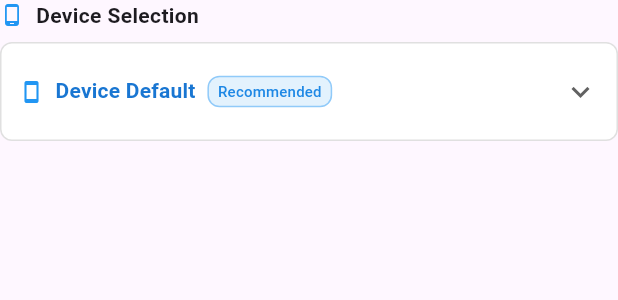
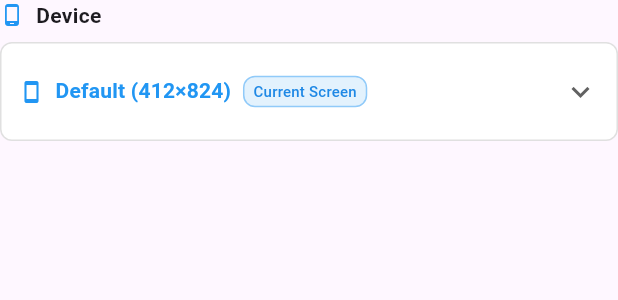
Before and after one commit to wajahatiqbal22/flutter_responsive_debugger, a Flutter app: the DeviceDropdown widget shown alone on an empty page, opened directly, on a phone screen of 412 x 824 dp. Shown: the top 300 px of the screen. Run offline on Flutter 3.47's test engine with Material 3 defaults, Android fonts, the phone set to English and light mode, and no system bars.

Commit message:
bug fixes

```diff
--- a/lib/src/core/debugger_controller.dart
+++ b/lib/src/core/debugger_controller.dart
@@ -19,6 +19,9 @@ class DebuggerController extends ChangeNotifier {
   bool get isVisible => _isVisible;
   bool get isPanelOpen => _isPanelOpen;
   DeviceConfig? get selectedDevice => _selectedDevice;
+
+  /// Whether the current device is the default (actual screen size)
+  bool get isDefaultDevice => _selectedDevice == null;
   DebugOrientation get orientation => _orientation;
   double get fontScale => _fontScale;
   bool get showLayoutBounds => _showLayoutBounds;
@@ -93,10 +96,18 @@ class DebuggerController extends ChangeNotifier {
   }
 
   /// Set the selected device
+  /// Sets the current device configuration
+  /// If [device] is null, resets to the default (actual screen size)
   void setDevice(DeviceConfig? device) {
+    if (device == _selectedDevice) return;
     _selectedDevice = device;
     _customSize = null; // Clear custom size when selecting a preset
     notifyListeners();
+  }
+
+  /// Resets to the default device (actual screen size)
+  void resetToDefault() {
+    setDevice(null);
   }
 
   /// Set custom screen size
--- a/lib/src/overlay/components/device_dropdown.dart
+++ b/lib/src/overlay/components/device_dropdown.dart
@@ -4,6 +4,14 @@ import 'package:provider/provider.dart';
 import '../../core/debugger_controller.dart';
 import '../../core/devices.dart';
 import '../../core/enums.dart';
+
+// Special key for the default device option
+const String _defaultDeviceKey = 'DEFAULT_DEVICE';
+
+// Extension to handle default device case
+extension _DeviceConfigX on DeviceConfig? {
+  String get dropdownKey => this?.name ?? _defaultDeviceKey;
+}
 
 /// A professional dropdown component for device selection
 /// Organizes devices by category with proper visual hierarchy
@@ -21,9 +29,9 @@ class DeviceDropdown extends StatelessWidget {
               children: [
                 const Icon(Icons.phone_android, size: 16, color: Colors.blue),
                 const SizedBox(width: 8),
-                Text(
-                  DebuggerSection.deviceSelection.displayName,
-                  style: const TextStyle(
+                const Text(
+                  'Device',
+                  style: TextStyle(
                     fontWeight: FontWeight.bold,
                     fontSize: 14,
                   ),
@@ -42,7 +50,11 @@ class DeviceDropdown extends StatelessWidget {
     );
   }
 
-  Widget _buildDeviceDropdown(BuildContext context, DebuggerController controller) {
+  Widget _buildDeviceDropdown(
+      BuildContext context, DebuggerController controller) {
+    // Get the current screen size for the default option
+    final screenSize = MediaQuery.of(context).size;
+
     return Container(
       width: double.infinity,
       padding: const EdgeInsets.symmetric(horizontal: 12, vertical: 8),
@@ -52,15 +64,22 @@ class DeviceDropdown extends StatelessWidget {
         color: Colors.white,
       ),
       child: DropdownButtonHideUnderline(
-        child: DropdownButton<DeviceConfig>(
-          value: controller.selectedDevice,
+        child: DropdownButton<String>(
+          value: controller.selectedDevice?.dropdownKey ?? _defaultDeviceKey,
           hint: const Text('Select a device...'),
           isExpanded: true,
           icon: const Icon(Icons.keyboard_arrow_down),
-          items: _buildDropdownItems(),
-          onChanged: (device) {
+          items: _buildDropdownItems(screenSize),
+          onChanged: (String? newKey) {
+            if (newKey == _defaultDeviceKey) {
+              // Reset to default (current screen size)
+              controller.setDevice(null);
+            } else {
+              // Find the selected device
+              final device = _findDeviceByKey(newKey);
               if (device != null) {
                 controller.setDevice(device);
+              }
             }
           },
         ),
@@ -68,13 +87,35 @@ class DeviceDropdown extends StatelessWidget {
     );
   }
 
-  List<DropdownMenuItem<DeviceConfig>> _buildDropdownItems() {
-    final List<DropdownMenuItem<DeviceConfig>> items = [];
+  // Find device by its dropdown key
+  DeviceConfig? _findDeviceByKey(String? key) {
+    if (key == null || key == _defaultDeviceKey) return null;
+    return Devices.allDevicesList.firstWhere(
+      (device) => device.dropdownKey == key,
+      orElse: () => Devices.phones.first,
+    );
+  }
+
+  List<DeviceConfig> _getDevicesForCategory(DeviceCategory category) {
+    switch (category) {
+      case DeviceCategory.phone:
+        return Devices.phones;
+      case DeviceCategory.tablet:
+        return Devices.tablets;
+      case DeviceCategory.desktop:
+        return Devices.desktops;
+      default:
+        return [];
+    }
+  }
+
+  List<DropdownMenuItem<String>> _buildDropdownItems(Size screenSize) {
+    final items = <DropdownMenuItem<String>>[];
 
     // Add default device option
     items.add(
-      DropdownMenuItem<DeviceConfig>(
-        value: null,
+      DropdownMenuItem<String>(
+        value: _defaultDeviceKey,
         child: Container(
           padding: const EdgeInsets.symmetric(vertical: 8),
           child: Row(
@@ -82,11 +123,11 @@ class DeviceDropdown extends StatelessWidget {
               const Icon(Icons.smartphone, size: 16, color: Colors.blue),
               const SizedBox(width: 8),
               Text(
-                'Device Default',
-                style: TextStyle(
+                'Default (${screenSize.width.toInt()}×${screenSize.height.toInt()})',
+                style: const TextStyle(
                   fontSize: 14,
                   fontWeight: FontWeight.w600,
-                  color: Colors.blue.shade700,
+                  color: Colors.blue,
                 ),
               ),
               const SizedBox(width: 8),
@@ -98,7 +139,7 @@ class DeviceDropdown extends StatelessWidget {
                   border: Border.all(color: Colors.blue.shade200),
                 ),
                 child: Text(
-                  'Recommended',
+                  'Current Screen',
                   style: TextStyle(
                     fontSize: 10,
                     color: Colors.blue.shade600,
@@ -114,14 +155,10 @@ class DeviceDropdown extends StatelessWidget {
 
     // Add separator
     items.add(
-      DropdownMenuItem<DeviceConfig>(
+      const DropdownMenuItem<String>(
         enabled: false,
-        value: null,
-        child: Container(
-          height: 1,
-          margin: const EdgeInsets.symmetric(vertical: 4),
-          color: Colors.grey.shade200,
-        ),
+        value: '',
+        child: Divider(height: 1, thickness: 1),
       ),
     );
 
@@ -132,28 +169,19 @@ class DeviceDropdown extends StatelessWidget {
 
       // Add category header
       items.add(
-        DropdownMenuItem<DeviceConfig>(
+        DropdownMenuItem<String>(
           enabled: false,
-          value: null,
-          child: Container(
-            padding: const EdgeInsets.symmetric(vertical: 4),
-            child: Row(
-              children: [
-                Text(
-                  category.icon,
-                  style: const TextStyle(fontSize: 16),
-                ),
-                const SizedBox(width: 8),
-                Text(
+          value: '',
+          child: Padding(
+            padding: const EdgeInsets.symmetric(vertical: 4.0),
+            child: Text(
               category.displayName.toUpperCase(),
               style: TextStyle(
                 fontSize: 12,
                 fontWeight: FontWeight.bold,
-                    color: Colors.grey.shade600,
+                color: Colors.grey[600],
                 letterSpacing: 0.5,
               ),
-                ),
-              ],
             ),
           ),
         ),
@@ -162,42 +190,21 @@ class DeviceDropdown extends StatelessWidget {
       // Add devices in this category
       for (final device in categoryDevices) {
         items.add(
-          DropdownMenuItem<DeviceConfig>(
-            value: device,
+          DropdownMenuItem<String>(
+            value: device.name,
             child: Padding(
-              padding: const EdgeInsets.only(left: 24),
+              padding: const EdgeInsets.only(left: 16.0, top: 8, bottom: 8),
               child: Row(
                 children: [
-                  Container(
-                    width: 4,
-                    height: 4,
-                    decoration: BoxDecoration(
-                      color: Colors.blue,
-                      borderRadius: BorderRadius.circular(2),
+                  Icon(
+                    _getDeviceIcon(device.platform),
+                    size: 16,
+                    color: Colors.grey[700],
                   ),
-                  ),
-                  const SizedBox(width: 12),
-                  Expanded(
-                    child: Column(
-                      crossAxisAlignment: CrossAxisAlignment.start,
-                      mainAxisSize: MainAxisSize.min,
-                      children: [
+                  const SizedBox(width: 8),
                   Text(
-                          device.name,
-                          style: const TextStyle(
-                            fontWeight: FontWeight.w500,
-                            fontSize: 14,
-                          ),
-                        ),
-                        Text(
-                          '${device.size.width.toInt()} × ${device.size.height.toInt()}',
-                          style: TextStyle(
-                            fontSize: 12,
-                            color: Colors.grey.shade600,
-                          ),
-                        ),
-                      ],
-                    ),
+                    '${device.name} (${device.size.width.toInt()}×${device.size.height.toInt()})',
+                    style: const TextStyle(fontSize: 14),
                   ),
                 ],
               ),
@@ -206,78 +213,101 @@ class DeviceDropdown extends StatelessWidget {
         );
       }
 
-      // Add separator between categories (except for last category)
-      if (category != DeviceCategory.values.last) {
+      // Add separator between categories
       items.add(
-          DropdownMenuItem<DeviceConfig>(
+        const DropdownMenuItem<String>(
           enabled: false,
-            value: null,
-            child: Container(
-              height: 1,
-              margin: const EdgeInsets.symmetric(vertical: 4),
-              color: Colors.grey.shade200,
-            ),
+          value: '',
+          child: Divider(height: 1, thickness: 1),
         ),
       );
-      }
     }
 
     return items;
   }
 
-  List<DeviceConfig> _getDevicesForCategory(DeviceCategory category) {
-    switch (category) {
-      case DeviceCategory.phone:
-        return Devices.phones;
-      case DeviceCategory.tablet:
-        return Devices.tablets;
-      case DeviceCategory.desktop:
-        return Devices.desktops;
-      case DeviceCategory.custom:
-        return []; // Custom devices would be handled separately
+  IconData _getDeviceIcon(DebugPlatform platform) {
+    switch (platform) {
+      case DebugPlatform.android:
+        return Icons.android;
+      case DebugPlatform.iOS:
+        return Icons.phone_iphone;
+      case DebugPlatform.macOS:
+        return Icons.desktop_mac;
+      case DebugPlatform.windows:
+        return Icons.desktop_windows;
+      case DebugPlatform.linux:
+        return Icons.desktop_windows_rounded;
+      case DebugPlatform.web:
+        return Icons.web;
+      default:
+        return Icons.device_unknown;
     }
   }
 
   Widget _buildDeviceInfo(DeviceConfig device) {
     return Container(
+      width: double.infinity,
       padding: const EdgeInsets.all(12),
       decoration: BoxDecoration(
-        color: Colors.blue.shade50,
+        color: Colors.grey[50], // Using index operator for const color
         borderRadius: BorderRadius.circular(8),
-        border: Border.all(color: Colors.blue.shade200),
+        border: Border.all(
+            color:
+                Colors.grey[200]!), // Using index operator with null assertion
       ),
-      child: Row(
-        children: [
-          Icon(
-            Icons.info_outline,
-            size: 16,
-            color: Colors.blue.shade700,
-          ),
-          const SizedBox(width: 8),
-          Expanded(
       child: Column(
         crossAxisAlignment: CrossAxisAlignment.start,
         children: [
+          Row(
+            children: [
+              const Icon(Icons.info_outline, size: 16, color: Colors.blue),
+              const SizedBox(width: 8),
               Text(
                 device.name,
-                  style: TextStyle(
-                    fontWeight: FontWeight.w600,
-                    color: Colors.blue.shade800,
-                    fontSize: 13,
-                  ),
-                ),
-                Text(
-                  '${device.size.width.toInt()} × ${device.size.height.toInt()} • ${device.pixelRatio}x density',
-                  style: TextStyle(
-                    fontSize: 11,
-                    color: Colors.blue.shade600,
+                style: const TextStyle(
+                  fontWeight: FontWeight.bold,
+                  fontSize: 14,
                 ),
               ),
             ],
           ),
+          const SizedBox(height: 8),
+          Row(
+            mainAxisAlignment: MainAxisAlignment.spaceBetween,
+            children: [
+              _buildInfoItem('Size',
+                  '${device.size.width.toInt()}×${device.size.height.toInt()}'),
+              _buildInfoItem(
+                  'Pixel Ratio', '${device.pixelRatio.toStringAsFixed(1)}x'),
+              _buildInfoItem('Platform', device.platform.name.toUpperCase()),
+            ],
           ),
         ],
       ),
     );
   }
+
+  Widget _buildInfoItem(String label, String value) {
+    return Column(
+      crossAxisAlignment: CrossAxisAlignment.start,
+      children: [
+        Text(
+          label,
+          style: TextStyle(
+            fontSize: 10,
+            color: Colors.grey[600],
+          ),
+        ),
+        const SizedBox(height: 2),
+        Text(
+          value,
+          style: const TextStyle(
+            fontSize: 12,
+            fontWeight: FontWeight.w500,
+          ),
+        ),
+      ],
+    );
   }
+}
```
Also changed, not shown: pubspec.yaml (+8 -1 lines), example/pubspec.lock, 1 other file. Lines whose indentation alone changed are shown as unchanged.
